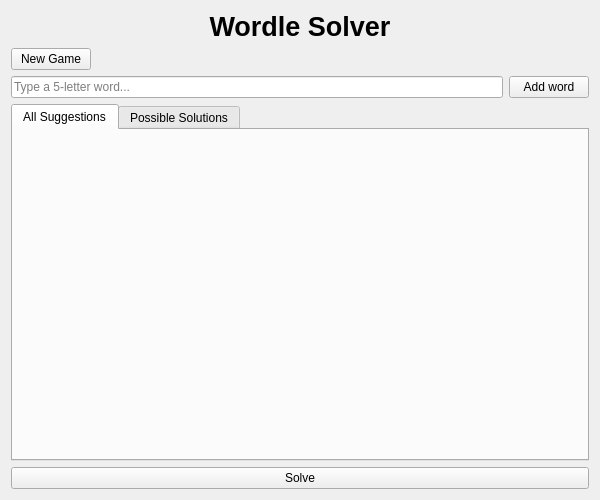
This is src/gui/WordleWidget.ui in satsinush/word-games as Qt 5 draws it before an edit. The edited form follows.
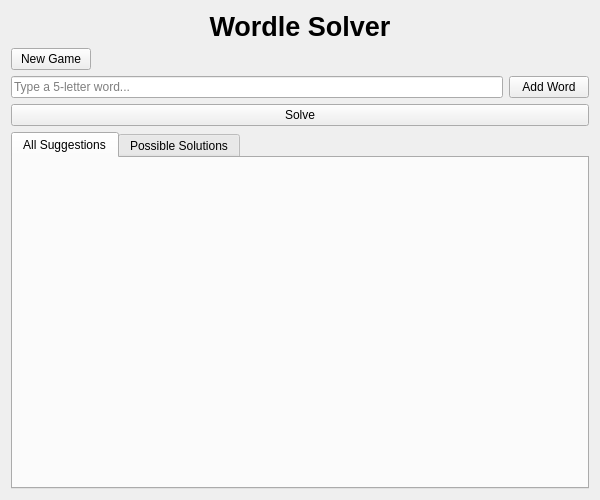
This is the edited form.

```diff
--- a/src/gui/WordleWidget.ui
+++ b/src/gui/WordleWidget.ui
@@ -70,12 +70,19 @@
      <item>
       <widget class="QPushButton" name="submitBtn">
        <property name="text">
-        <string>Add word</string>
+        <string>Add Word</string>
        </property>
       </widget>
      </item>
     </layout>
    </item>
+   <item>
+    <widget class="QPushButton" name="hintBtn">
+     <property name="text">
+      <string>Solve</string>
+     </property>
+    </widget>
+   </item>
    <item>
     <widget class="QTabWidget" name="resultsTabWidget">
      <property name="currentIndex">
@@ -93,13 +100,6 @@
      </widget>
     </widget>
    </item>
-   <item>
-    <widget class="QPushButton" name="hintBtn">
-     <property name="text">
-      <string>Solve</string>
-     </property>
-    </widget>
-   </item>
   </layout>
  </widget>
  <resources/>
```
